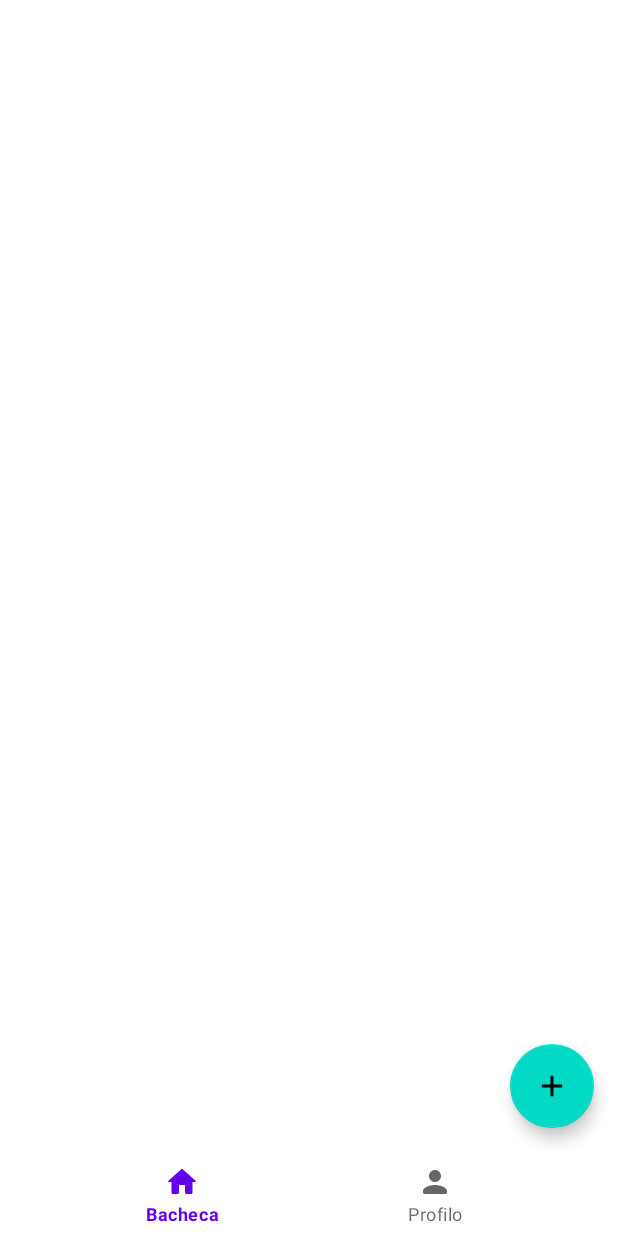
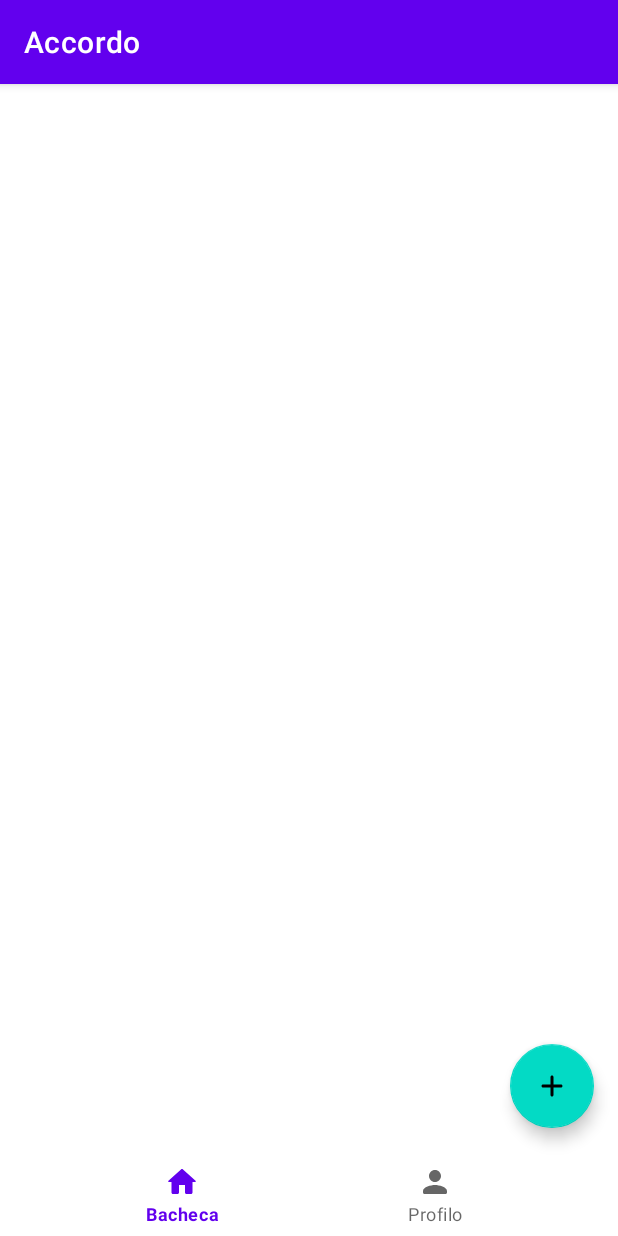
Before and after one commit to eliamusiu/Accordo, an Android app: the layout activity_wall.xml on its own in the app's theme, with its tools: preview values and no code run, on a phone screen of 412 x 824 dp. Run offline under Robolectric (Android 15) with nearby library versions, the phone set to English and light mode, and no system bars; network calls fail.

Commit message:
Swipe to refresh

```diff
--- a/app/src/main/res/layout/activity_wall.xml
+++ b/app/src/main/res/layout/activity_wall.xml
@@ -6,12 +6,34 @@
     android:layout_height="match_parent"
     tools:context=".WallActivity">
 
-    <androidx.recyclerview.widget.RecyclerView
-        android:id="@+id/wallRecyclerView"
+    <androidx.appcompat.widget.Toolbar
+        android:id="@+id/channelToolbar"
         android:layout_width="match_parent"
-        android:layout_height="match_parent"
+        android:layout_height="wrap_content"
+        android:background="?attr/colorPrimary"
+        android:elevation="4dp"
+        android:theme="@style/ThemeOverlay.AppCompat.ActionBar"
+        app:popupTheme="@style/ThemeOverlay.AppCompat.Light"
+        app:title="@string/app_name"
+        app:titleTextColor="@color/white"
         app:layout_constraintTop_toTopOf="parent"
-        app:layout_constraintBottom_toTopOf="@id/bottomMenu"/>
+        app:layout_constraintLeft_toLeftOf="parent"
+        app:layout_constraintBottom_toTopOf="@+id/wallSwiperefresh"/>
+
+    <androidx.swiperefreshlayout.widget.SwipeRefreshLayout
+        xmlns:android="http://schemas.android.com/apk/res/android"
+        android:id="@+id/wallSwiperefresh"
+        android:layout_width="match_parent"
+        android:layout_height="0dp"
+        app:layout_constraintTop_toBottomOf="@+id/channelToolbar"
+        app:layout_constraintBottom_toTopOf="@id/bottomMenu">
+
+        <androidx.recyclerview.widget.RecyclerView
+            android:id="@+id/wallRecyclerView"
+            android:layout_width="match_parent"
+            android:layout_height="0dp"/>
+
+    </androidx.swiperefreshlayout.widget.SwipeRefreshLayout>
 
     <com.google.android.material.floatingactionbutton.FloatingActionButton
         android:id="@+id/fab"
--- a/app/src/main/res/values/strings.xml
+++ b/app/src/main/res/values/strings.xml
@@ -13,4 +13,5 @@
     <string name="new_post_hint">Scrivi qui il tuo post...</string>
     <string name="preference_file_uid">uid</string>
     <string name="preference_file_uid_default_value">no</string>
+    <string name="menu_refresh">Aggiorna</string>
 </resources>
--- a/app/src/main/res/values/themes.xml
+++ b/app/src/main/res/values/themes.xml
@@ -1,6 +1,6 @@
 <resources xmlns:tools="http://schemas.android.com/tools">
     <!-- Base application theme. -->
-    <style name="Theme.Accordo" parent="Theme.MaterialComponents.DayNight.DarkActionBar">
+    <style name="Theme.Accordo" parent="Theme.MaterialComponents.DayNight.NoActionBar">
         <!-- Primary brand color. -->
         <item name="colorPrimary">@color/purple_500</item>
         <item name="colorPrimaryVariant">@color/purple_700</item>
```
Also changed, not shown: app/src/main/java/com/example/accordo/ChannelActivity.java (+48 -2 lines), app/src/main/java/com/example/accordo/WallActivity.java (+15 -33 lines), app/src/main/res/drawable/ic_round_refresh_24.xml (added, +10 -0 lines), app/src/main/res/layout/activity_channel.xml (+36 -8 lines), app/src/main/res/menu/toolbar_menu.xml (added, +12 -0 lines).
